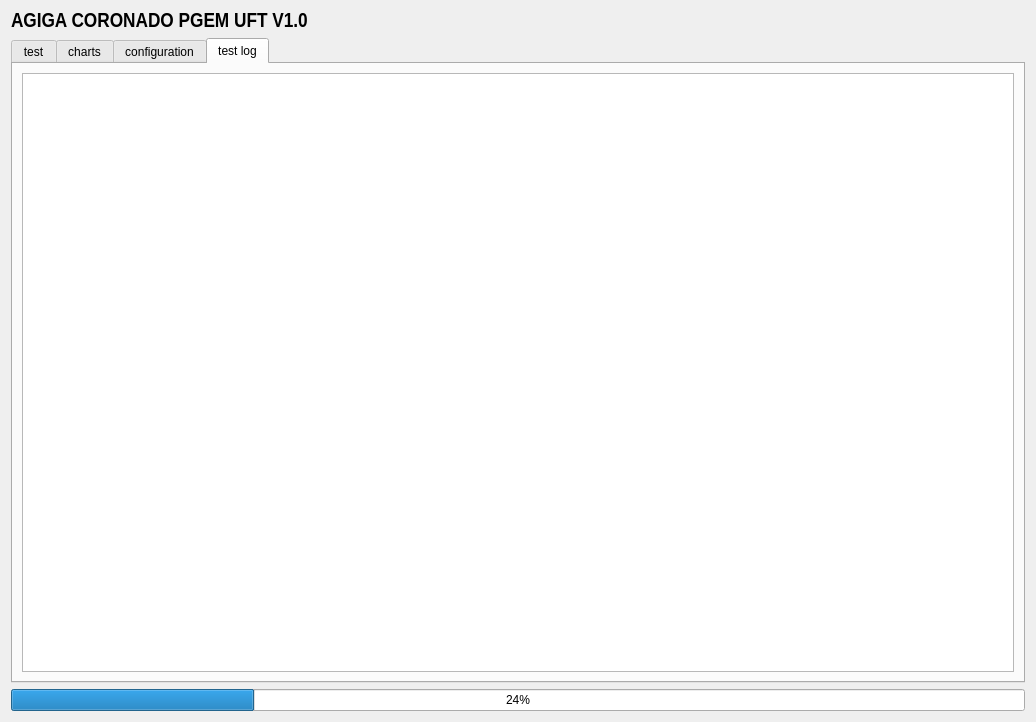
Old version of the form src/UFT_GUI/UFT_Ui.ui in the repository fanmuzhi/UFT.
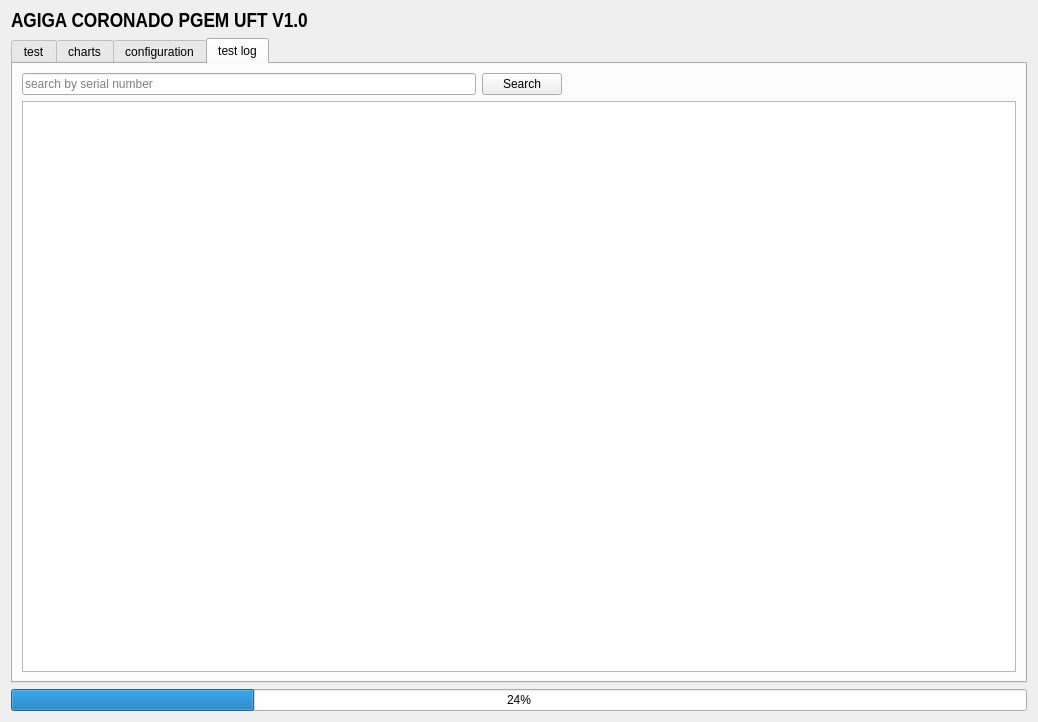
New version of the form. Custom widgets are drawn as their Qt base class.

Patch:
```diff
--- a/src/UFT_GUI/UFT_Ui.ui
+++ b/src/UFT_GUI/UFT_Ui.ui
@@ -409,7 +409,50 @@
       </attribute>
       <layout class="QGridLayout" name="gridLayout_5">
        <item row="0" column="0">
+        <layout class="QHBoxLayout" name="horizontalLayout_2">
+         <item>
+          <widget class="QLineEdit" name="search_lineEdit">
+           <property name="placeholderText">
+            <string>search by serial number</string>
+           </property>
+          </widget>
+         </item>
+         <item>
+          <widget class="QPushButton" name="search_pushButton">
+           <property name="text">
+            <string>Search</string>
+           </property>
+          </widget>
+         </item>
+         <item>
+          <spacer name="horizontalSpacer">
+           <property name="orientation">
+            <enum>Qt::Horizontal</enum>
+           </property>
+           <property name="sizeHint" stdset="0">
+            <size>
+             <width>40</width>
+             <height>20</height>
+            </size>
+           </property>
+          </spacer>
+         </item>
+        </layout>
+       </item>
+       <item row="1" column="0">
         <widget class="QTableView" name="log_tableView">
+         <property name="minimumSize">
+          <size>
+           <width>994</width>
+           <height>0</height>
+          </size>
+         </property>
+         <property name="maximumSize">
+          <size>
+           <width>994</width>
+           <height>16777215</height>
+          </size>
+         </property>
          <property name="editTriggers">
           <set>QAbstractItemView::DoubleClicked|QAbstractItemView::EditKeyPressed</set>
          </property>
```
Left out of the diff: 105 changed lines with no effect on the pictures.
